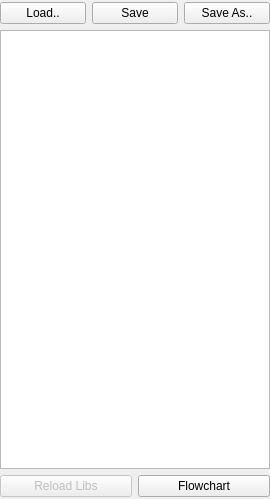
Old version of the form pyqtgraphCore/flowchart/FlowchartCtrlTemplate.ui in the repository kushalkolar/MESmerize.
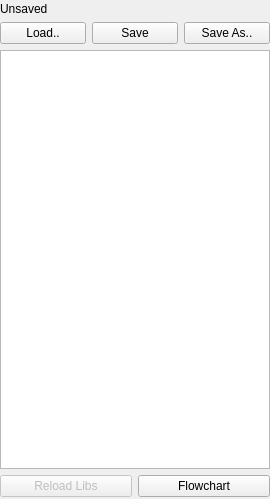
New version of the form. Custom widgets are drawn as their Qt base class.

Patch:
```diff
--- a/pyqtgraphCore/flowchart/FlowchartCtrlTemplate.ui
+++ b/pyqtgraphCore/flowchart/FlowchartCtrlTemplate.ui
@@ -31,6 +31,13 @@
    </property>
    <item row="0" column="0">
     <layout class="QVBoxLayout" name="verticalLayout">
+     <item>
+      <widget class="QLabel" name="fileNameLabel">
+       <property name="text">
+        <string>Unsaved</string>
+       </property>
+      </widget>
+     </item>
      <item>
       <layout class="QHBoxLayout" name="horizontalLayout">
        <item>
```
